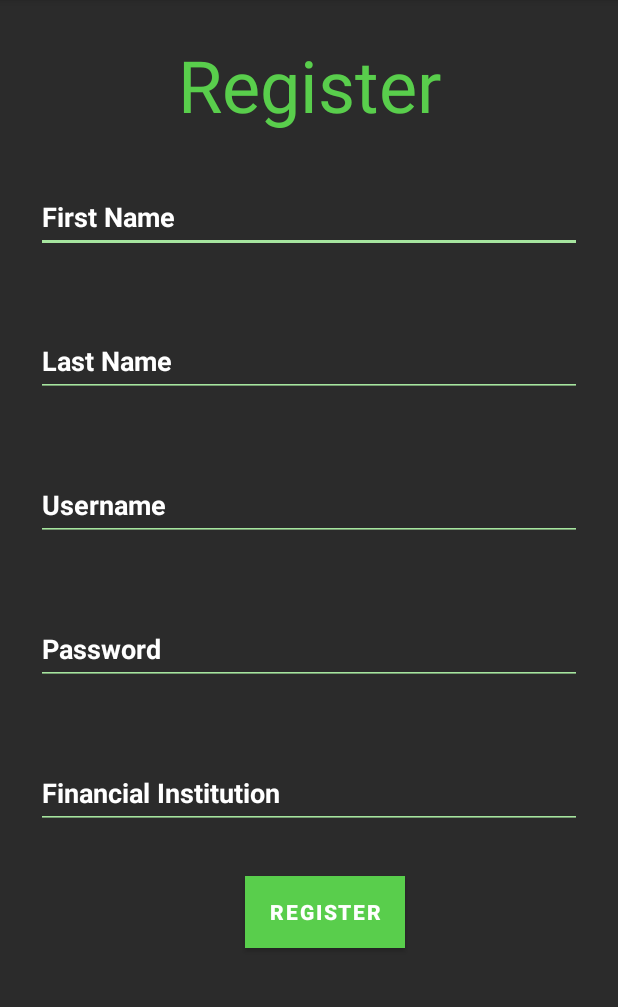
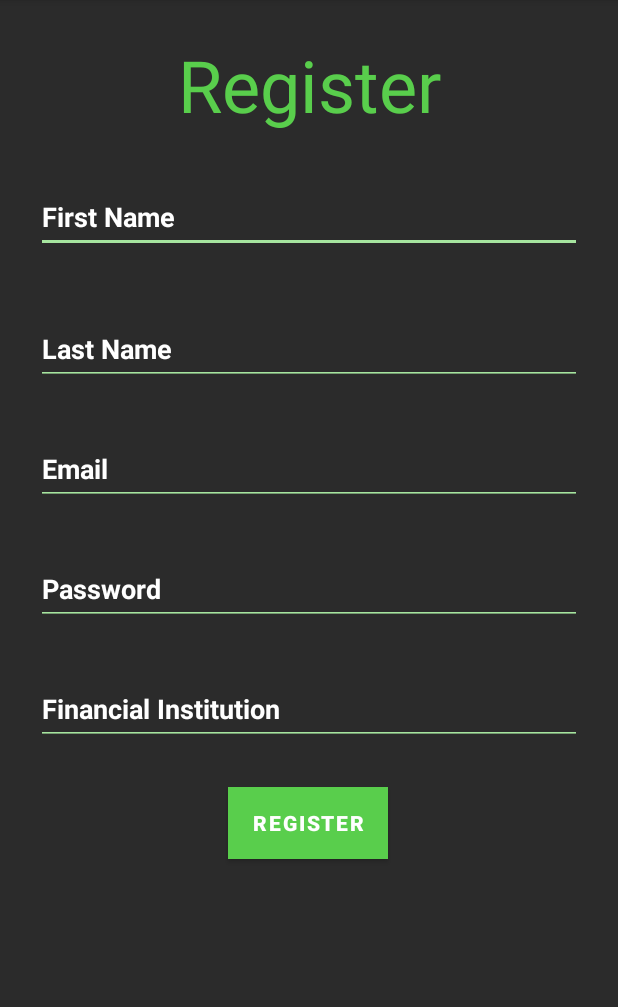
Before and after one commit to Boitapain/FTT-Project, an Android app: the screen it shows after launch (RegisterActivity), after a tap on "REGISTER", on a phone screen of 412 x 824 dp, the part 84-1091 px from its top. Run offline under Robolectric (Android 15) with nearby library versions, the phone set to English and light mode, and no system bars.

Commit message:
succesfuly added login and register

```diff
--- a/FTT-Mobile/app/src/main/AndroidManifest.xml
+++ b/FTT-Mobile/app/src/main/AndroidManifest.xml
@@ -2,10 +2,11 @@
 <manifest xmlns:android="http://schemas.android.com/apk/res/android"
     xmlns:tools="http://schemas.android.com/tools"
     package="com.mtu.ftt_mobile">
-
     <uses-permission android:name="android.permission.INTERNET" />
+    <uses-permission android:name="android.permission.ACCESS_NETWORK_STATE"/>
 
     <application
+        android:usesCleartextTraffic="true"
         android:allowBackup="true"
         android:dataExtractionRules="@xml/data_extraction_rules"
         android:fullBackupContent="@xml/backup_rules"
--- a/FTT-Mobile/app/src/main/java/com/mtu/ftt_mobile/LoginActivity.kt
+++ b/FTT-Mobile/app/src/main/java/com/mtu/ftt_mobile/LoginActivity.kt
@@ -24,7 +24,7 @@ class LoginActivity : AppCompatActivity() {
         val passwordView = findViewById<EditText>(R.id.loginPassword)
         val username = usernameView.text.toString().trim { it <= ' ' }
         val password = passwordView.text.toString().trim { it <= ' ' }
-        if (username.length == 0 || password.length == 0) {
+        if (username.isEmpty() || password.isEmpty()) {
             Toast.makeText(
                 applicationContext,
                 "Something is wrong. Please check your inputs.",
@@ -35,7 +35,7 @@ class LoginActivity : AppCompatActivity() {
         val loginForm = JSONObject()
         try {
             loginForm.put("subject", "login")
-            loginForm.put("username", username)
+            loginForm.put("email", username)
             loginForm.put("password", password)
         } catch (e: JSONException) {
             e.printStackTrace()
@@ -79,7 +79,7 @@ class LoginActivity : AppCompatActivity() {
                             "LOGIN",
                             "Response from the server : $loginResponseString"
                         )
-                        if (loginResponseString == "success") {
+                        if (loginResponseString == "successful") {
                             Log.d("LOGIN", "Successful Login")
                             finish() //finishing activity and return to the calling activity.
                         } else if (loginResponseString == "failure") {
--- a/FTT-Mobile/app/src/main/java/com/mtu/ftt_mobile/MainActivity.kt
+++ b/FTT-Mobile/app/src/main/java/com/mtu/ftt_mobile/MainActivity.kt
@@ -44,6 +44,6 @@ class MainActivity : AppCompatActivity() {
 
     companion object {
         var mainActivityContext: Context? = null
-        var postUrl = "http://127.00.00.1"
+        var postUrl = "http://10.0.2.2:5000"
     }
 }
--- a/FTT-Mobile/app/src/main/java/com/mtu/ftt_mobile/RegisterActivity.kt
+++ b/FTT-Mobile/app/src/main/java/com/mtu/ftt_mobile/RegisterActivity.kt
@@ -40,11 +40,12 @@ class RegisterActivity : AppCompatActivity() {
             val registrationForm = JSONObject()
             try {
                 registrationForm.put("subject", "register")
+                registrationForm.put("table", "clients")
                 registrationForm.put("firstname", firstName)
                 registrationForm.put("lastname", lastName)
-                registrationForm.put("username", username)
+                registrationForm.put("email", username)
                 registrationForm.put("password", password)
-                registrationForm.put("financialInstitution", financial)
+                registrationForm.put("financial_inst", financial)
             } catch (e: JSONException) {
                 e.printStackTrace()
             }
@@ -79,15 +80,15 @@ class RegisterActivity : AppCompatActivity() {
                 try {
                     val responseString = response.body()!!.string().trim { it <= ' ' }
                     runOnUiThread {
-                        if (responseString == "success") {
+                        if (responseString == "successful") {
                             responseTextRegister.text = "Registration completed successfully."
                             finish()
-                        } else if (responseString == "username") {
-                            responseTextRegister.text =
-                                "Username already exists. Please chose another username."
-                        } else {
+                        } else if (responseString == "failure") {
                             responseTextRegister.text =
                                 "Something went wrong. Please try again later."
+                        } else {
+                            responseTextRegister.text =responseString
+
                         }
                     }
                 } catch (e: Exception) {
--- a/FTT-Mobile/app/src/main/res/layout/activity_login.xml
+++ b/FTT-Mobile/app/src/main/res/layout/activity_login.xml
@@ -17,7 +17,7 @@
         android:layout_marginBottom="24dp"
         android:backgroundTint="@color/colorAccent"
         android:digits="abcdefghijklmnopqrstuvwxyzABCDEFGHIJKLMNOPQRSTUVWXYZ0123456789"
-        android:hint="Enter Username"
+        android:hint="Enter Email"
         android:minHeight="48dp"
         android:singleLine="true"
         android:textColor="@color/textColorPrimary"
--- a/FTT-Mobile/app/src/main/res/layout/activity_register.xml
+++ b/FTT-Mobile/app/src/main/res/layout/activity_register.xml
@@ -33,9 +33,9 @@
         android:layout_width="0dp"
         android:layout_height="wrap_content"
         android:layout_marginStart="24dp"
-        android:layout_marginTop="24dp"
+        android:layout_marginTop="16dp"
         android:layout_marginEnd="24dp"
-        android:layout_marginBottom="24dp"
+        android:layout_marginBottom="16dp"
         android:backgroundTint="@color/colorAccent"
         android:digits="abcdefghijklmnopqrstuvwxyzABCDEFGHIJKLMNOPQRSTUVWXYZ"
         android:hint="Last Name"
@@ -55,12 +55,13 @@
         android:layout_width="0dp"
         android:layout_height="wrap_content"
         android:layout_marginStart="24dp"
-        android:layout_marginTop="24dp"
+        android:layout_marginTop="16dp"
         android:layout_marginEnd="24dp"
-        android:layout_marginBottom="24dp"
+        android:layout_marginBottom="16dp"
         android:backgroundTint="@color/colorAccent"
         android:digits="abcdefghijklmnopqrstuvwxyzABCDEFGHIJKLMNOPQRSTUVWXYZ0123456789"
-        android:hint="Username"
+        android:hint="Email"
+        android:inputType="textEmailAddress"
         android:minHeight="48dp"
         android:singleLine="true"
         android:textColor="@color/textColorPrimary"
@@ -76,9 +77,9 @@
         android:layout_width="0dp"
         android:layout_height="wrap_content"
         android:layout_marginStart="24dp"
-        android:layout_marginTop="24dp"
+        android:layout_marginTop="16dp"
         android:layout_marginEnd="24dp"
-        android:layout_marginBottom="24dp"
+        android:layout_marginBottom="16dp"
         android:backgroundTint="@color/colorAccent"
         android:hint="Password"
         android:inputType="textPassword"
@@ -97,12 +98,11 @@
         android:layout_width="0dp"
         android:layout_height="wrap_content"
         android:layout_marginStart="24dp"
-        android:layout_marginTop="24dp"
+        android:layout_marginTop="16dp"
         android:layout_marginEnd="24dp"
-        android:layout_marginBottom="24dp"
+        android:layout_marginBottom="16dp"
         android:backgroundTint="@color/colorAccent"
         android:hint="Financial Institution"
-        android:inputType="textPassword"
         android:minHeight="48dp"
         android:singleLine="true"
         android:textColor="@color/textColorPrimary"
@@ -118,13 +118,13 @@
         android:id="@+id/registerButton"
         android:layout_width="wrap_content"
         android:layout_height="wrap_content"
-        android:layout_marginTop="31dp"
+        android:layout_marginTop="28dp"
         android:background="#D7E2B8"
         android:onClick="register"
         android:text="Register"
         android:textStyle="bold"
         app:layout_constraintEnd_toEndOf="parent"
-        app:layout_constraintHorizontal_bias="0.534"
+        app:layout_constraintHorizontal_bias="0.498"
         app:layout_constraintStart_toStartOf="parent"
         app:layout_constraintTop_toBottomOf="@+id/financialInstitution"
         tools:ignore="TextContrastCheck" />
@@ -133,7 +133,7 @@
         android:id="@+id/responseTextRegister"
         android:layout_width="wrap_content"
         android:layout_height="wrap_content"
-        android:layout_marginTop="16dp"
+        android:layout_marginTop="8dp"
         android:layout_marginBottom="16dp"
         android:text=""
         android:textAlignment="center"
@@ -141,8 +141,10 @@
         android:textStyle="bold"
         app:layout_constraintBottom_toBottomOf="parent"
         app:layout_constraintEnd_toEndOf="parent"
+        app:layout_constraintHorizontal_bias="0.498"
         app:layout_constraintStart_toStartOf="parent"
-        app:layout_constraintTop_toBottomOf="@+id/registerButton" />
+        app:layout_constraintTop_toBottomOf="@+id/registerButton"
+        app:layout_constraintVertical_bias="0.26" />
 
     <TextView
         android:id="@+id/RegisterTitle"
```
Also changed, not shown: 2 other files.
